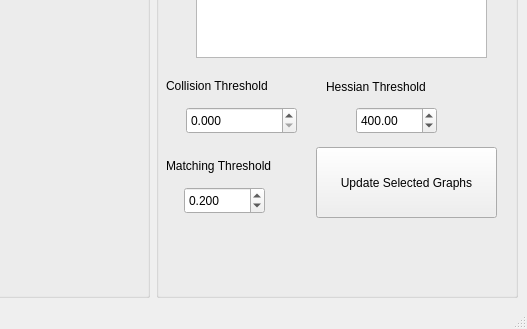
This is plotwindow.ui in jcmayoral/VisionUtils as Qt 5 draws it before an edit; both pictures show x 222 to 749 and y 152 to 481 of the 749 by 481 pixel window. The edited form follows.
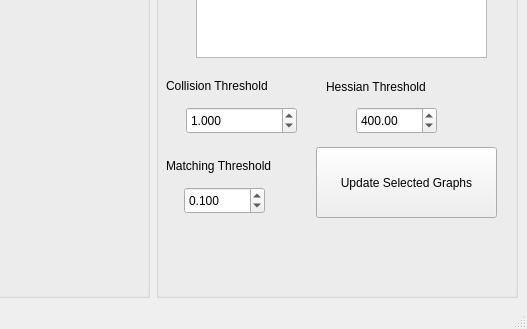
This is the edited form. Custom widgets are drawn as their Qt base class.

```diff
--- a/plotwindow.ui
+++ b/plotwindow.ui
@@ -97,14 +97,14 @@
         <number>3</number>
        </property>
        <property name="maximum">
+        <double>50.000000000000000</double>
+       </property>
+       <property name="singleStep">
+        <double>0.050000000000000</double>
+       </property>
+       <property name="value">
         <double>1.000000000000000</double>
        </property>
-       <property name="singleStep">
-        <double>0.001000000000000</double>
-       </property>
-       <property name="value">
-        <double>0.000000000000000</double>
-       </property>
       </widget>
       <widget class="QLabel" name="label">
        <property name="geometry">
@@ -183,7 +183,7 @@
         <double>0.010000000000000</double>
        </property>
        <property name="value">
-        <double>0.200000000000000</double>
+        <double>0.100000000000000</double>
        </property>
       </widget>
      </widget>
```
